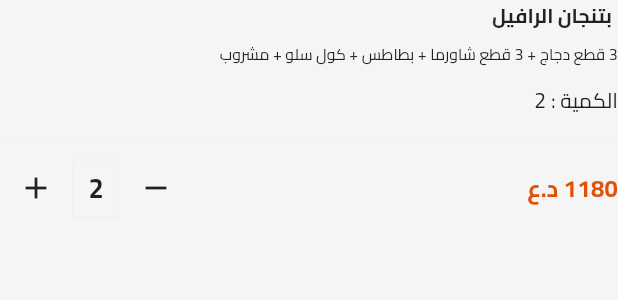
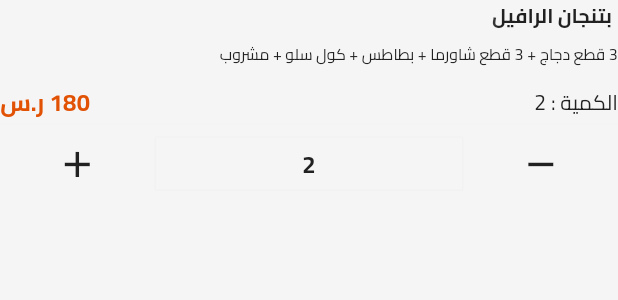
Before and after one commit to AbdelmoneamIsmael/Masarat-Alnahdha, a Flutter app: the CartDetailsSection widget shown alone on an empty page, opened directly with sample values from the repository, after a tap on the "add" icon, on a phone screen of 412 x 824 dp. Shown: the top 300 px of the screen. Run offline on Flutter 3.47's test engine with Material 3 defaults, Android fonts, the phone set to English and light mode, and no system bars; our stand-ins replace animate_do, bloc, cached_network_image, card_swiper, carousel_slider, delightful_toast and 21 more; missing offline and left inert: flutter_debouncer, liquid_glass_renderer; accounts and stored records are empty.

Commit message:
refactor cart and home

```diff
--- /dev/null
+++ b/devtools_options.yaml
@@ -0,0 +1,3 @@
+description: This file stores settings for Dart & Flutter DevTools.
+documentation: https://docs.flutter.dev/tools/devtools/extensions#configure-extension-enablement-states
+extensions:
--- a/lib/core/helpers/app_initialization.dart
+++ b/lib/core/helpers/app_initialization.dart
@@ -9,7 +9,6 @@ import 'package:masarat_alnahdha/masarat_elnahda.dart';
 import 'package:masarat_alnahdha/core/helpers/app_constants.dart';
 import 'package:masarat_alnahdha/core/helpers/bloc_observer.dart';
 import 'package:masarat_alnahdha/core/helpers/local_storage.dart';
-import 'package:masarat_alnahdha/main.dart';
 
 LocalStorage storage = LocalStorage();
 GlobalKey<NavigatorState> navigatorKey = GlobalKey<NavigatorState>();
--- a/lib/features/cart/data/models/cart_model.dart
+++ b/lib/features/cart/data/models/cart_model.dart
@@ -5,6 +5,7 @@ class CartModel {
   num price;
   String imageUrl;
   num quantity;
+  num selectedQuantity = 1;
   String? category;
   String? description;
   // String size;
@@ -18,6 +19,7 @@ class CartModel {
     required this.imageUrl,
     required this.quantity,
     this.description,
+    this.selectedQuantity = 1,
     required this.category,
   });
   Map<String, dynamic> toJson() => {
@@ -40,4 +42,12 @@ class CartModel {
     category: category,
     // size: size,
   );
+
+  updateQuantity(bool increase) {
+    if (increase) {
+      selectedQuantity++;
+    } else {
+      selectedQuantity--;
     }
+  }
+}
--- a/lib/features/cart/presentation/cubit/cart_screen_cubit.dart
+++ b/lib/features/cart/presentation/cubit/cart_screen_cubit.dart
@@ -61,6 +61,12 @@ class CartScreenCubit extends Bloc<CartScreenEvent, CartScreenState> {
     // required this.cartItems,
     // }
   ) : super(CartScreenInitial()) {
+    on<CartScreenEvent>((event, emit) {
+      if (event is CalcTotal) {
+        calculateTotalPrice(emit);
+      }
+    });
+
     // on<CartScreenEvent>(
     //   (event, emit) async {
     //     if (event is GetBillDetails) {
@@ -173,34 +179,40 @@ class CartScreenCubit extends Bloc<CartScreenEvent, CartScreenState> {
   //   emit(GetBillDetailsState());
   // }
 
-  // void init() {
-  //   for (var element in products) {
-  //     cartItems.add(
-  //       CartModel(
-  //         size: element.productSizes.first.size!,
-  //         productId: element.id!,
-  //         title: element.name!,
-  //         availableQuantity: element.productSizes.first.availableAmount!,
-  //         price: element.productSizes.first.price!,
-  //         imageUrl: element.productDocuments.first.imageUrl ?? '',
-  //         quantity: 1,
-  //         productSizeId: element.productSizes.first.id!,
-  //       ),
-  //     );
-  //   }
-  // }
+  void init() {}
 
   // void removeCartItem(CartModel cartItem) {
   //   cartItems.remove(cartItem);
   //   add(GetBillDetails());
   // }
 
-  // void addCartItem(CartModel cartItem) {
-  //   if (cartItem.quantity < cartItem.availableQuantity) {
-  //     cartItem.quantity += 1;
-  //   }
-  //   add(GetBillDetails());
-  // }
+  void addCartItem(CartModel cartItem) {
+    if (cartItem.quantity < cartItem.availableQuantity) {
+      cartItem.quantity += 1;
+    }
+    add(GetBillDetails());
+  }
+
+  //calculate total price
+  void calculateTotalPrice(Emitter<CartScreenState> emit) {
+    totalPrice = 0;
+    for (var element in cartItems) {
+      totalPrice += element.price * element.selectedQuantity;
+    }
+    emit(CalcTotalState(totalPrice: totalPrice));
+  }
+
+  // @override
+  // void emit(Emitter<CartScreenState> emit) {
+  //   on<GetBillDetails>((event, emit) {
+  //     calculateTotalBills(emit);
+  //   });
+  //   on<AddCartItem>((event, emit) {
+  //     addCartItem(event.cartItem);
+  //   });
+  //   on<RemoveCartItem>((event, emit) {
+  //     removeCartItem(event.cartItem);
+  //   });
 
   // void subtractCartItem(CartModel cartItem) {
   //   if (cartItem.quantity > 1) {
--- a/lib/features/cart/presentation/cubit/cart_screen_event.dart
+++ b/lib/features/cart/presentation/cubit/cart_screen_event.dart
@@ -2,6 +2,7 @@
 abstract class CartScreenEvent {}
 
 class GetBillDetails extends CartScreenEvent {}
+class CalcTotal extends CartScreenEvent {}
 class ApplyDiscount extends CartScreenEvent {}
 class RemoveDiscount extends CartScreenEvent {}
 class CreateOrder extends CartScreenEvent {
--- a/lib/features/cart/presentation/cubit/cart_screen_state.dart
+++ b/lib/features/cart/presentation/cubit/cart_screen_state.dart
@@ -1,26 +1,52 @@
 
-abstract class CartScreenState {}
+import 'package:equatable/equatable.dart';
 
-class CartScreenInitial extends CartScreenState {}
+abstract class CartScreenState extends Equatable {}
 
-class GetBillDetailsState extends CartScreenState {}
+class CartScreenInitial extends CartScreenState {
+    @override
+  List<Object?> get props => [];
+}
+
+class GetBillDetailsState extends CartScreenState {
+    @override
+  List<Object?> get props => [];
+}
+class CalcTotalState extends CartScreenState {
+   final num totalPrice;
+  CalcTotalState({required this.totalPrice});
+  @override
+  List<Object?> get props => [totalPrice];
+}
 
 class CantApplayDiscount extends CartScreenState {
   final String message;
   CantApplayDiscount({required this.message});
+  @override
+  List<Object?> get props => [message];
 }
 
-class LoadingGettingCoupon extends CartScreenState {}
+class LoadingGettingCoupon extends CartScreenState {
+    @override
+  List<Object?> get props => [];
+}
 
-class SuccessGettingCoupon extends CartScreenState {}
+class SuccessGettingCoupon extends CartScreenState {
+    @override
+  List<Object?> get props => [];
+}
 
 class ErrorGettingCoupon extends CartScreenState {
   String message;
   ErrorGettingCoupon({required this.message});
+  @override
+  List<Object?> get props => [message];
 }
 class OrderCreatedState extends CartScreenState {
   // OrderModel orderModel;
   OrderCreatedState(
     // {required this.orderModel}
     );
+      @override
+  List<Object?> get props => [];
 }
--- a/lib/features/cart/presentation/widgets/cart_item.dart
+++ b/lib/features/cart/presentation/widgets/cart_item.dart
@@ -1,4 +1,6 @@
+import 'package:flutter_bloc/flutter_bloc.dart';
 import 'package:masarat_alnahdha/core/generated/app_image.dart';
+import 'package:masarat_alnahdha/core/helpers/widget_extensions.dart';
 import 'package:masarat_alnahdha/core/themes/colors/colors.dart';
 import 'package:masarat_alnahdha/core/themes/styles/app_text_style.dart';
 import 'package:masarat_alnahdha/core/widgets/cashed_images.dart';
@@ -8,6 +10,8 @@ import 'package:masarat_alnahdha/features/cart/data/models/cart_model.dart';
 import 'package:flutter/cupertino.dart';
 import 'package:flutter/material.dart';
 import 'package:flutter_screenutil/flutter_screenutil.dart';
+import 'package:masarat_alnahdha/features/cart/presentation/cubit/cart_screen_cubit.dart';
+import 'package:masarat_alnahdha/features/cart/presentation/cubit/cart_screen_event.dart';
 
 class CartItem extends StatelessWidget {
   const CartItem({
@@ -157,25 +161,29 @@ class CartDetailsSection extends StatelessWidget {
           5.verticalSpace,
           5.verticalSpace,
           5.verticalSpace,
-          Text(
-            "الكمية : ${cartItem.quantity}",
-            style: Theme.of(context).textTheme.bodyMedium,
-          ),
-
-          5.verticalSpace,
-          Divider(height: 20, thickness: .5, color: LightColors.greyColor),
           Row(
+            mainAxisAlignment: MainAxisAlignment.spaceBetween,
             children: [
               Text(
-                "${cartItem.price + 1000} د.ع",
+                "الكمية : ${cartItem.quantity}",
+                textAlign: TextAlign.start,
+                style: Theme.of(context).textTheme.bodyMedium,
+              ).expand(),
+
+              Text(
+                "${cartItem.price} ر.س",
+                textAlign: TextAlign.end,
                 style: AppTextStyle.bold18(
                   context,
                 ).copyWith(color: LightColors.orangeColor),
-              ),
-              Expanded(child: SizedBox(width: 10)),
-              CartStepperCounter(cartItem: cartItem),
+              ).expand(),
             ],
           ),
+
+          // 5.verticalSpace,
+          Divider(height: 5, thickness: .5, color: LightColors.greyColor),
+
+          CartStepperCounter(cartItem: cartItem),
         ],
       ),
     );
@@ -192,43 +200,50 @@ class CartStepperCounter extends StatefulWidget {
 
 class _CartStepperCounterState extends State<CartStepperCounter> {
   int counter = 1;
+
   @override
   Widget build(BuildContext context) {
     return Row(
       children: [
         IconButton(
           onPressed: () {
-            if (counter > 1) {
+            if (widget.cartItem.selectedQuantity > 1) {
               setState(() {
                 counter--;
               });
+              widget.cartItem.updateQuantity(false);
+              BlocProvider.of<CartScreenCubit>(context).add(CalcTotal());
             }
           },
           icon: const Icon(Icons.remove),
-        ),
+          iconSize: 30.w,
+        ).expand(),
         Container(
-          padding: const EdgeInsets.symmetric(horizontal: 10, vertical: 5),
+          padding: EdgeInsets.symmetric(horizontal: 10.w, vertical: 6.h),
           decoration: BoxDecoration(
             borderRadius: BorderRadius.circular(1),
             border: Border.all(color: LightColors.greyColor),
           ),
           child: Text(
-            counter.toString(),
+            widget.cartItem.selectedQuantity.toString(),
             style: AppTextStyle.bold16(
               context,
-            ).copyWith(fontSize: 20.sp, height: 1.5),
-          ),
-        ),
+            ).copyWith(fontSize: 18.sp, height: 1.5),
+          ).center(),
+        ).expand(flex: 2),
         IconButton(
           onPressed: () {
-            if (counter < widget.cartItem.quantity) {
+            if (widget.cartItem.selectedQuantity < widget.cartItem.quantity) {
               setState(() {
                 counter++;
               });
+              widget.cartItem.updateQuantity(true);
+              BlocProvider.of<CartScreenCubit>(context).add(CalcTotal());
             }
           },
           icon: const Icon(Icons.add),
-        ),
+          iconSize: 30.w,
+        ).expand(),
       ],
     );
   }
--- a/lib/features/home/presentation/page/home_page.dart
+++ b/lib/features/home/presentation/page/home_page.dart
@@ -1,6 +1,5 @@
-import 'package:flutter_staggered_grid_view/flutter_staggered_grid_view.dart';
+
 import 'package:masarat_alnahdha/core/const/app_const.dart';
-import 'package:masarat_alnahdha/core/const/exampels_for_app.dart';
 import 'package:masarat_alnahdha/core/widgets/animated_grid_view.dart';
 import 'package:masarat_alnahdha/core/widgets/product_card.dart';
 import 'package:masarat_alnahdha/core/widgets/sliver_location_view.dart';
@@ -29,6 +28,7 @@ class HomePage extends StatelessWidget {
             left: false,
             right: false,
             child: SmartRefresher(
+
               enablePullDown: true,
               enablePullUp: false,
               header: const WaterDropHeader(
--- a/lib/masarat_elnahda.dart
+++ b/lib/masarat_elnahda.dart
@@ -5,7 +5,6 @@ import 'package:masarat_alnahdha/core/themes/theme/custom_theme.dart'
     as CustomTheme;
 import '../../core/l10n/app_localizations.dart';
 import '../../core/routes/page_routes.dart';
-import '../../core/themes/theme/custom_theme.dart';
 
 class MassaratAlnahda extends StatelessWidget {
   const MassaratAlnahda({super.key});
```
Also changed, not shown: lib/features/cart/presentation/view/invoice_details_view_and_cheekout.dart (+10 -9 lines), lib/features/cart/presentation/widgets/invoice_detail_item.dart (+7 -2 lines), lib/features/layout/presentation/page/layout.dart (+8 -8 lines). Lines whose indentation alone changed are shown as unchanged.
